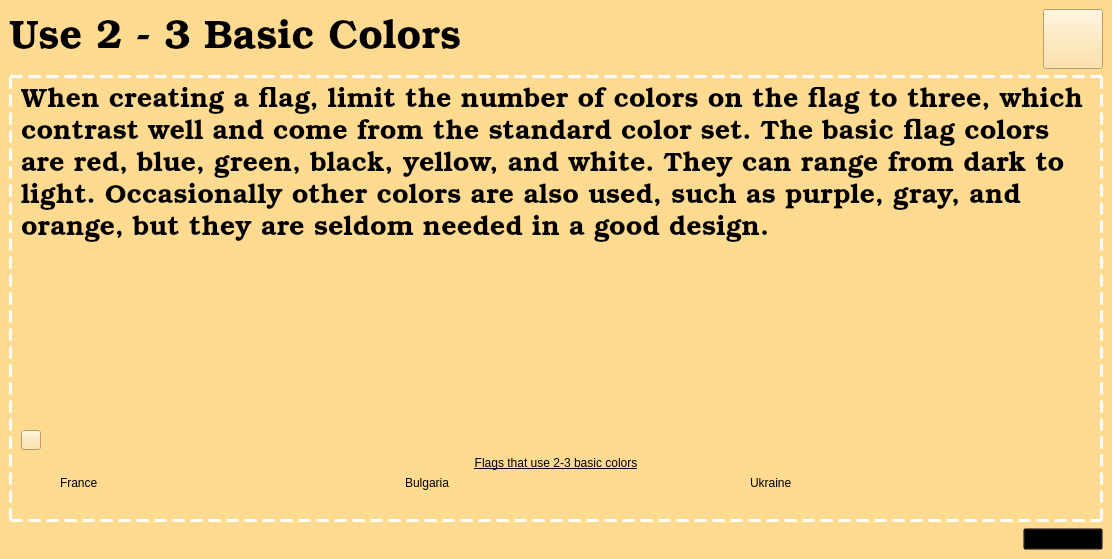
Qt form usebasiccolorslesson.ui (zxjorge/EDApp) before a commit.
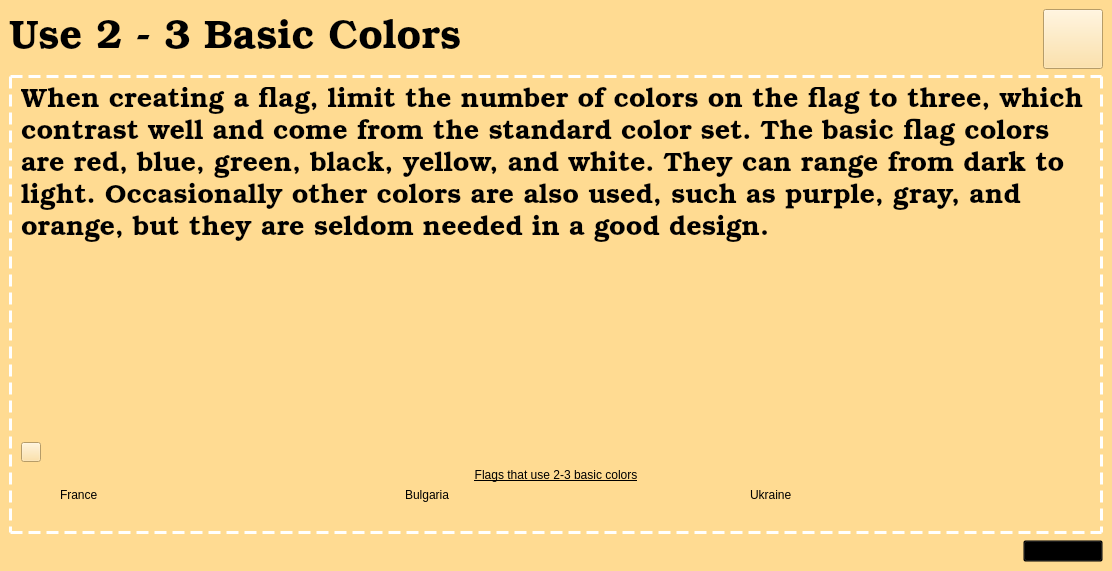
The same form after that commit. Icons and pictures are not drawn.

```diff
--- a/usebasiccolorslesson.ui
+++ b/usebasiccolorslesson.ui
@@ -7,7 +7,7 @@
     <x>0</x>
     <y>0</y>
     <width>988</width>
-    <height>559</height>
+    <height>571</height>
    </rect>
   </property>
   <property name="windowTitle">
```
